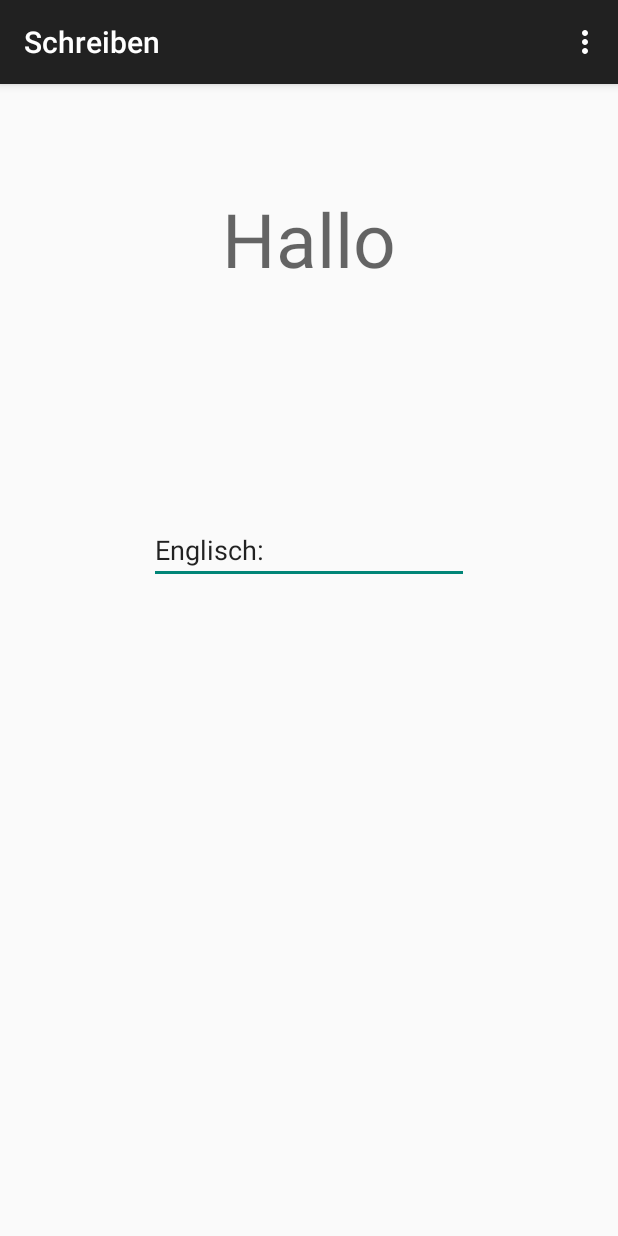
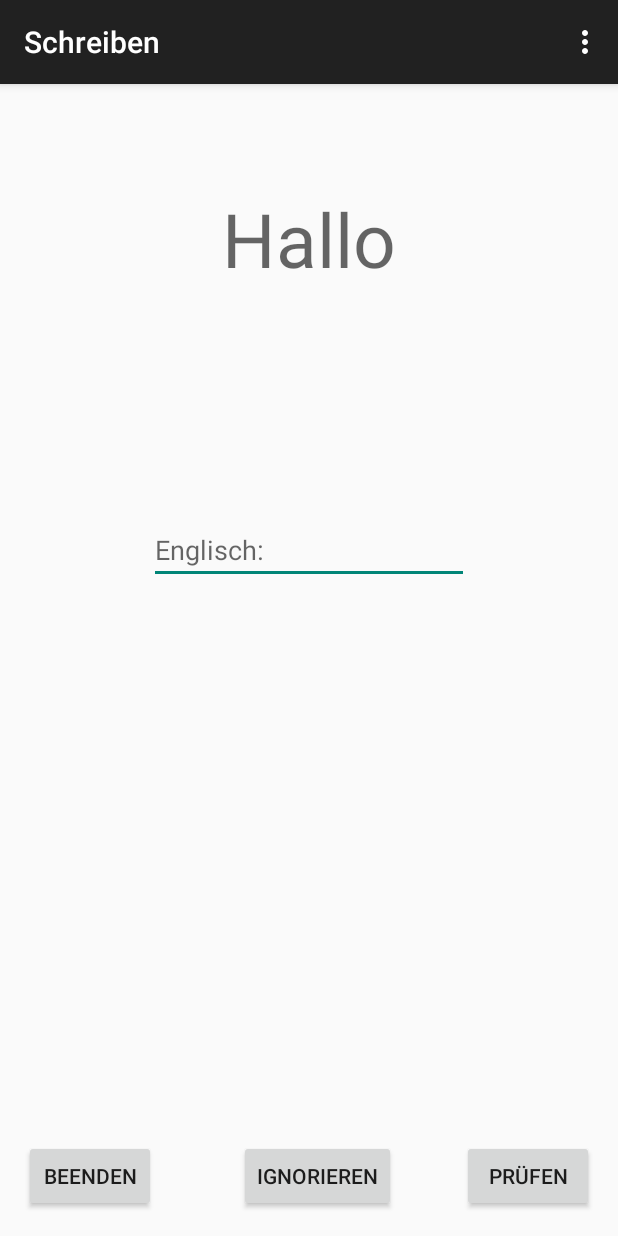
Before and after one commit to Kakerlake/Ez-Learning, an Android app: the schreiben screen opened directly, with no data from a screen before it, on a phone screen of 412 x 824 dp. Run offline under Robolectric (Android 15) with nearby library versions, the phone set to English and light mode, and no system bars.

Commit message:
Änderungen in Layout

```diff
--- a/app/src/main/res/layout/activity_schreiben.xml
+++ b/app/src/main/res/layout/activity_schreiben.xml
@@ -22,10 +22,37 @@
         android:layout_width="wrap_content"
         android:layout_height="wrap_content"
         android:inputType="textPersonName"
-        android:text="Englisch:"
+        android:hint="Englisch:"
         android:ems="10"
         android:id="@+id/editText3"
         android:layout_below="@+id/deutsch"
         android:layout_centerHorizontal="true"
         android:layout_marginTop="151dp" />
+
+    <Button
+        android:layout_width="wrap_content"
+        android:layout_height="wrap_content"
+        android:text="Prüfen"
+        android:id="@+id/button"
+        android:layout_alignParentBottom="true"
+        android:layout_alignParentRight="true"
+        android:layout_alignParentEnd="true" />
+
+    <Button
+        android:layout_width="wrap_content"
+        android:layout_height="wrap_content"
+        android:text="Ignorieren"
+        android:id="@+id/button4"
+        android:layout_alignParentBottom="true"
+        android:layout_alignRight="@+id/deutsch"
+        android:layout_alignEnd="@+id/deutsch" />
+
+    <Button
+        android:layout_width="wrap_content"
+        android:layout_height="wrap_content"
+        android:text="Beenden"
+        android:id="@+id/button5"
+        android:layout_alignTop="@+id/button4"
+        android:layout_alignParentLeft="true"
+        android:layout_alignParentStart="true" />
 </RelativeLayout>
```
